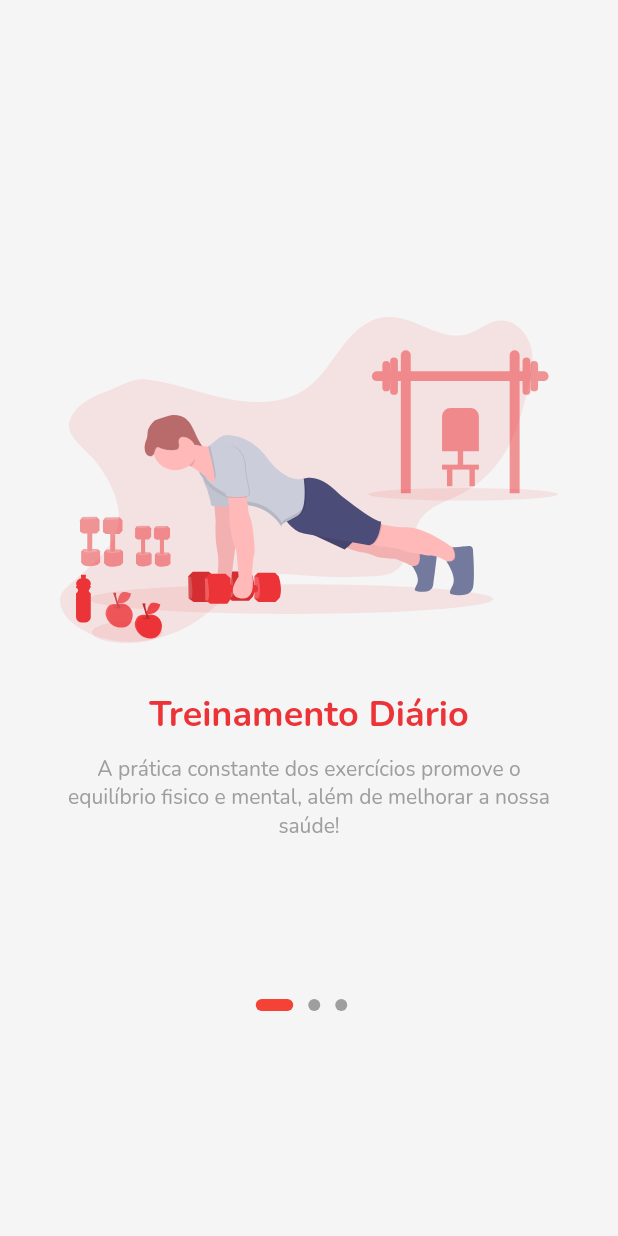
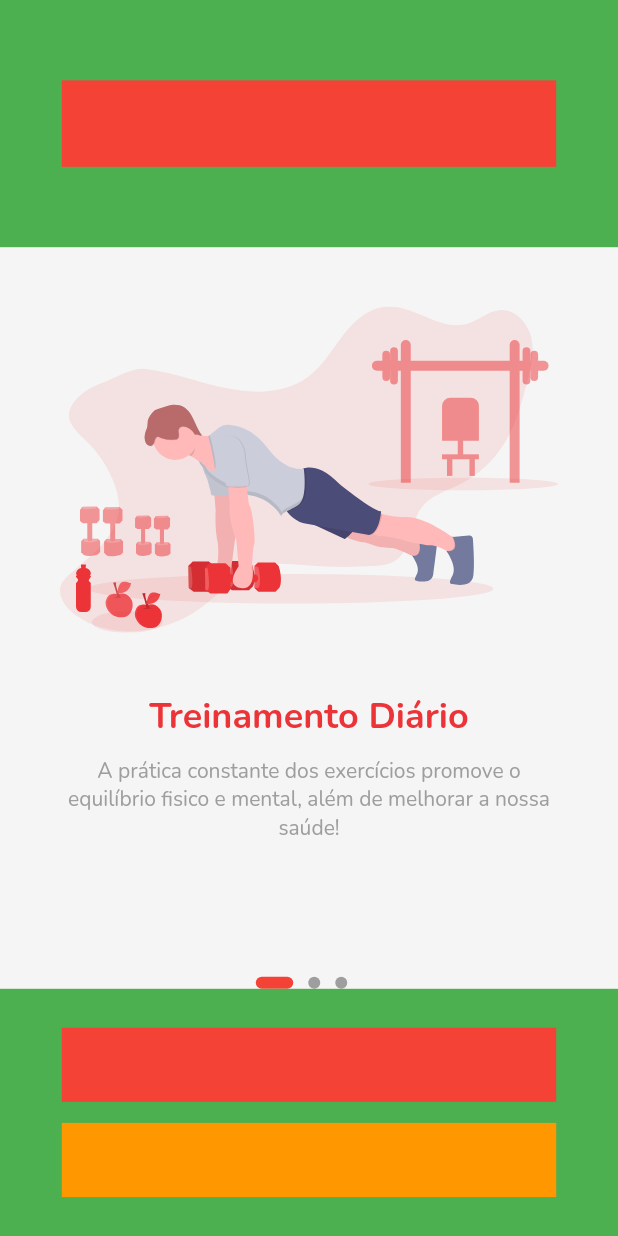
Before and after one commit to ErisvaldoCorreia/beta_academia, a Flutter app: the screen it shows after launch, on a phone screen of 412 x 824 dp. Run offline on Flutter 3.47's test engine with Material 2 defaults, Android fonts, the phone set to English and light mode, and no system bars; our stand-ins replace flutter_svg, google_fonts.

Commit message:
criando base positions para elementos da page

```diff
--- a/lib/onboarding.page.dart
+++ b/lib/onboarding.page.dart
@@ -16,9 +16,19 @@ class _OnboardingState extends State<Onboarding> {
       body: Column(
         children: [
           Container(
-            height: 150,
+            height: MediaQuery.of(context).size.height * 0.2,
             width: double.infinity,
-            //color: Colors.green,
+            color: Colors.green,
+            child: Column(
+              mainAxisAlignment: MainAxisAlignment.spaceAround,
+              children: [
+                Container(
+                  color: Colors.red,
+                  height: MediaQuery.of(context).size.height * 0.07,
+                  width: MediaQuery.of(context).size.height * 0.40,
+                ),
+              ],
+            ),
           ),
           Expanded(
             child: buildPageBoard(),
@@ -33,9 +43,30 @@ class _OnboardingState extends State<Onboarding> {
             ),
           ),
           Container(
-            height: 150,
+            height: MediaQuery.of(context).size.height * 0.2,
             width: double.infinity,
-            //color: Colors.green,
+            color: Colors.green,
+            child: Column(
+              mainAxisAlignment: MainAxisAlignment.spaceAround,
+              children: [
+                SizedBox(
+                  height: 5,
+                ),
+                Container(
+                  color: Colors.red,
+                  height: MediaQuery.of(context).size.height * 0.06,
+                  width: MediaQuery.of(context).size.height * 0.40,
+                ),
+                Container(
+                  color: Colors.orange,
+                  height: MediaQuery.of(context).size.height * 0.06,
+                  width: MediaQuery.of(context).size.height * 0.40,
+                ),
+                SizedBox(
+                  height: 5,
+                ),
+              ],
+            ),
           ),
         ],
       ),
@@ -52,13 +83,12 @@ class _OnboardingState extends State<Onboarding> {
         },
         itemBuilder: (_, i) {
           return Padding(
-            padding:
-                const EdgeInsets.symmetric(horizontal: 40.0, vertical: 30.0),
+            padding: const EdgeInsets.symmetric(horizontal: 40.0),
             child: Column(
               children: [
                 SvgPicture.asset(
                   content[i].image,
-                  height: 280,
+                  height: MediaQuery.of(context).size.height * 0.36,
                 ),
                 Text(
                   content[i].title,
```
